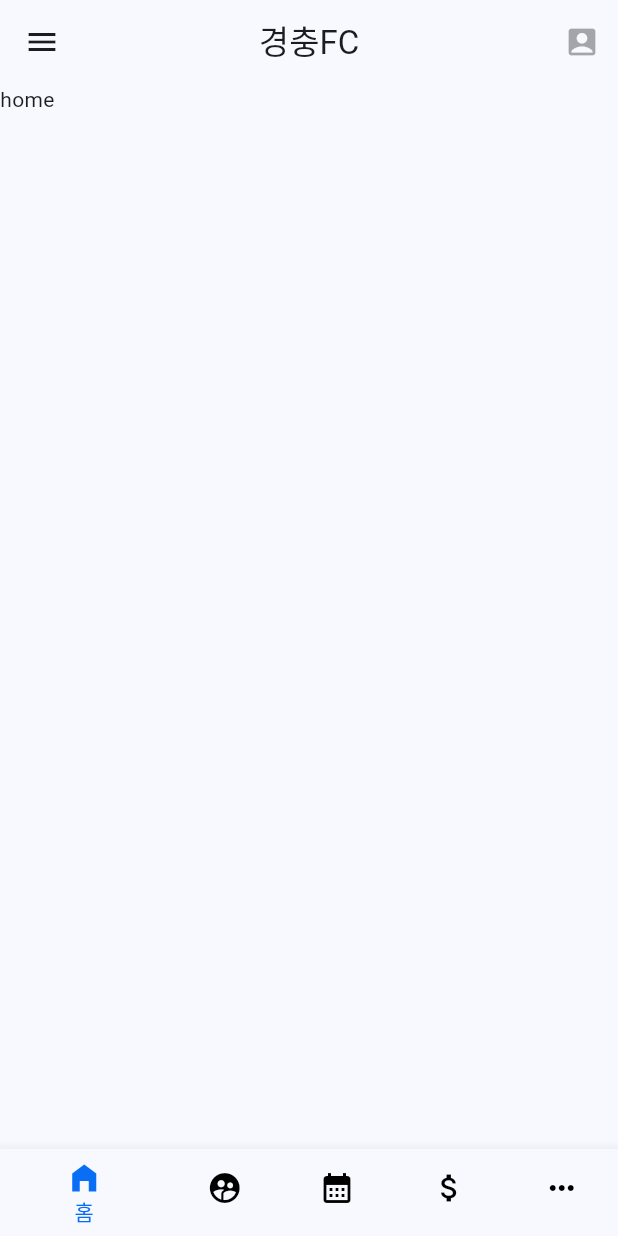
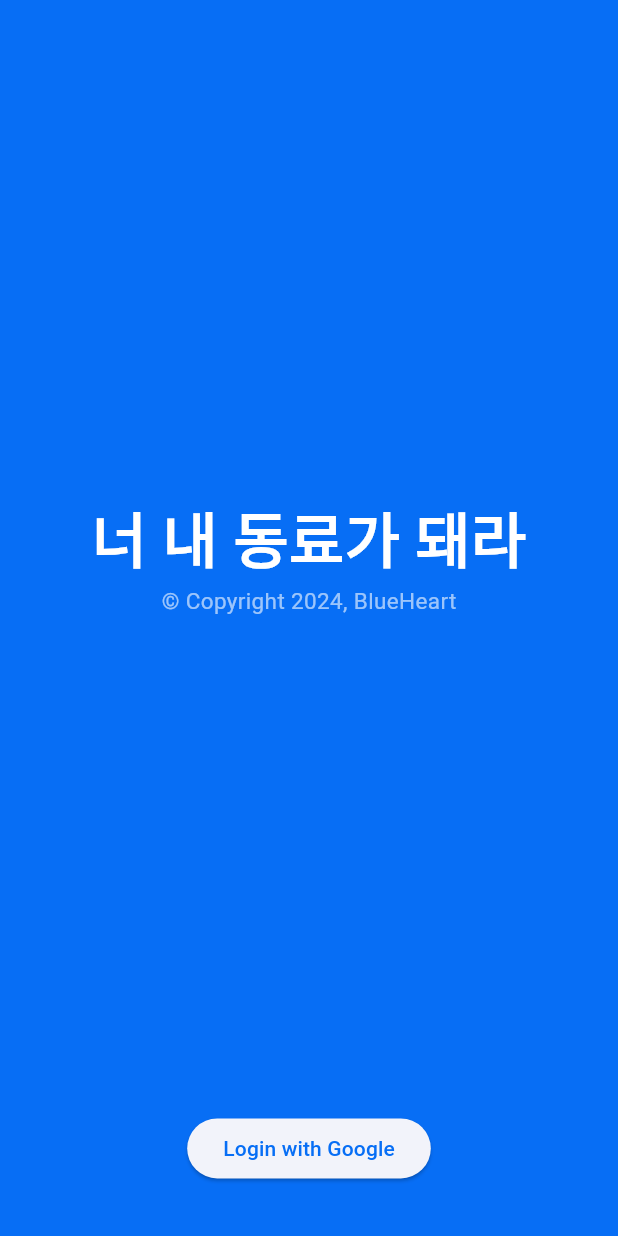
Before and after one commit to jaywapp/be-my-colleague, a Flutter app: the screen it shows after launch, on a phone screen of 412 x 824 dp. Run offline on Flutter 3.47's test engine with Material 3 defaults, Android fonts, the phone set to English and light mode, and no system bars; our stand-ins replace fluttertoast; missing offline and left inert: dart:ffi, flutter_naver_map.

Commit message:
로그인 레이아웃 구성

```diff
--- /dev/null
+++ b/be_my_colleague/lib/login_screen.dart
@@ -0,0 +1,76 @@
+import 'package:be_my_colleague/main_screen.dart';
+import 'package:flutter/material.dart';
+
+class LoginScreen extends StatefulWidget {
+  const LoginScreen();
+
+  @override
+  State<StatefulWidget> createState() => LoginScreenState();
+}
+
+class LoginScreenState extends State<LoginScreen> {
+  String name = '';
+  String mailAddress = '';
+  bool isContinue = false;
+
+  @override
+  void initState() {
+    super.initState();
+
+    name = '박준영';
+    mailAddress = 'jaywapp16@gmail.com';
+    isContinue = true;
+  }
+
+  @override
+  Widget build(BuildContext context) {
+    return new Scaffold(
+        backgroundColor: Theme.of(context).colorScheme.primary,
+        body: Column(
+          children: [
+            Flexible(
+                flex: 9,
+                child: Center(
+                  child: Column(
+                    mainAxisAlignment: MainAxisAlignment.center,
+                    children: <Widget>[
+                      Text(
+                        "너 내 동료가 돼라",
+                        style: TextStyle(
+                            fontSize: 40,
+                            fontWeight: FontWeight.bold,
+                            color: Colors.white),
+                      ),
+                      Align(
+                        child: Text("© Copyright 2024, BlueHeart",
+                            style: TextStyle(
+                              fontSize: 15,
+                              color: Color.fromRGBO(255, 255, 255, 0.6),
+                            )),
+                      )
+                    ],
+                  ),
+                )),
+            Flexible(
+              flex: 1,
+              child: ElevatedButton(
+                onPressed: () { Route(name, mailAddress); },
+                child: Text('Login with Google'),
+              ),
+            ),
+          ],
+        ));
+  }
+
+  void Route(String name, String mailAddress) {
+    Navigator.push(
+        context,
+        MaterialPageRoute(
+            builder: (context) => AnimatedSwitcher(
+                duration: const Duration(milliseconds: 1000),
+                child: MyHomePage(
+                    title: '너 내 동료가 돼라',
+                    name: name,
+                    mailAddress: mailAddress))));
+  }
+}
--- a/be_my_colleague/lib/main.dart
+++ b/be_my_colleague/lib/main.dart
@@ -1,5 +1,6 @@
 import 'package:be_my_colleague/Service/MapService.dart';
 import 'package:be_my_colleague/intro_screen.dart';
+import 'package:be_my_colleague/login_screen.dart';
 import 'package:be_my_colleague/main_screen.dart';
 import 'package:flutter/material.dart';
 import 'package:flutter_naver_map/flutter_naver_map.dart';
@@ -13,9 +14,15 @@ void main() async {
 class MyApp extends StatelessWidget {
   const MyApp({super.key});
 
+
   // This widget is the root of your application.
   @override
   Widget build(BuildContext context) {
+
+    String name = '박준영';
+    String mailAddress = 'jaywapp16@gmail.com';
+    bool isContinue = false;
+
     return MaterialApp(
         title: '너 내 동료가 돼라',
         theme: ThemeData(
@@ -25,22 +32,38 @@ class MyApp extends StatelessWidget {
           ),
           useMaterial3: true,
         ),
-        home: FutureBuilder(
+        home:
+        isContinue
+        ? FutureBuilder(
           future: Future.delayed(
               const Duration(seconds: 5), () => "Intro Completed."),
           builder: (context, snapshot) {
             return AnimatedSwitcher(
                 duration: const Duration(milliseconds: 1000),
-                child: _splashLoadingWidget(snapshot));
-          },
+                child: _splashLoadingWidget(snapshot, name, mailAddress));
+          },)
+        : AnimatedSwitcher(
+          duration: const Duration(milliseconds: 1000),
+          child: LoginScreen(),
         ));
+
+        // FutureBuilder(
+        //   future: Future.delayed(
+        //       const Duration(seconds: 5), () => "Intro Completed."),
+        //   builder: (context, snapshot) {
+        //     return AnimatedSwitcher(
+        //         duration: const Duration(milliseconds: 1000),
+        //         child: _splashLoadingWidget(snapshot));
+        //   },
+        // ));
   }
 
-  Widget _splashLoadingWidget(AsyncSnapshot<Object?> snapshot) {
+  Widget _splashLoadingWidget(AsyncSnapshot<Object?> snapshot, String name, String mailAddress) {
     if (snapshot.hasError) {
       return const Text("Error!!");
     } else if (snapshot.hasData) {
-      return const MyHomePage(title: '너 내 동료가 돼라');
+      return MyHomePage(
+         title: '너 내 동료가 돼라', name: name, mailAddress: mailAddress);
     } else {
       return const IntroScreen();
     }
--- a/be_my_colleague/lib/main_screen.dart
+++ b/be_my_colleague/lib/main_screen.dart
@@ -15,9 +15,11 @@ import 'package:flutter/material.dart';
 import 'package:flutter/services.dart' show rootBundle; // 로컬 assets를 읽기 위해 필요
 
 class MyHomePage extends StatefulWidget {
-  const MyHomePage({super.key, required this.title});
+  const MyHomePage({super.key, required this.title, required this.name, required this.mailAddress});
 
   final String title;
+  final String name;
+  final String mailAddress;
 
   @override
   State<MyHomePage> createState() => _MyHomePageState();
@@ -65,7 +67,7 @@ class _MyHomePageState extends State<MyHomePage> {
   void initState() {
     super.initState();
 
-    _dataCenter = new DataCenter('박준영', 'jaywapp16@gmail.com');
+    _dataCenter = new DataCenter(widget.name, widget.mailAddress);
     _clubs = _dataCenter.GetClubs();
     _selectedClub = _clubs.first;
   }
--- a/be_my_colleague/pubspec.yaml
+++ b/be_my_colleague/pubspec.yaml
@@ -39,7 +39,7 @@ dependencies:
   flutter_naver_map: ^1.3.0+1
   http: ^1.2.2
   url_launcher: ^6.0.20
-  google_sign_in: ^5.0.1
+  google_sign_in: ^5.4.1
 
 dev_dependencies:
   flutter_test:
```
